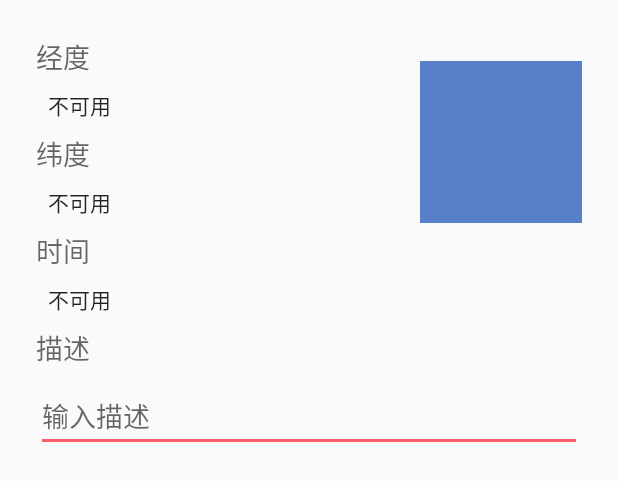
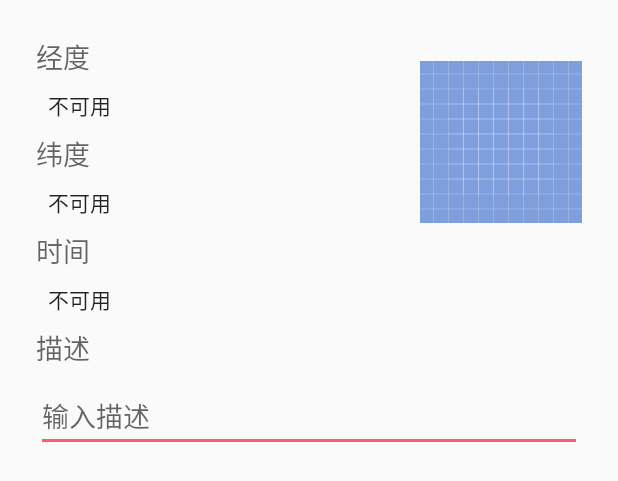
Before and after one commit to lucka-me/LineP, an Android app: the layout submit_dialog.xml on its own in the app's theme, with its tools: preview values and no code run, on a phone screen of 412 x 824 dp. Shown: the top 481 px of the screen. Run offline under Robolectric (Android 15) with nearby library versions, the phone set to English and light mode, and no system bars.

Commit message:
Update
- Re-draw the launcher icon

```diff
--- a/Android/app/src/main/java/lab/lucka/linep/MainListViewAdapter.kt
+++ b/Android/app/src/main/java/lab/lucka/linep/MainListViewAdapter.kt
@@ -49,9 +49,9 @@ class MainListViewAdapter(context: Context, waypointList: ArrayList<Waypoint>):
     override fun getView(position: Int, convertView: View?, viewGroup: ViewGroup?): View {
         val layoutInflater = LayoutInflater.from(context)
         var rowView: View = when {
-            position == MainListIndex.coordinate.row         -> layoutInflater.inflate(MainListIndex.coordinate.resource, viewGroup, false)
-            position == MainListIndex.mission.row -> layoutInflater.inflate(MainListIndex.mission.resource, viewGroup, false)
-            position >= MainListIndex.waypoint.row           -> layoutInflater.inflate(MainListIndex.waypoint.resource, viewGroup, false)
+            position == MainListIndex.coordinate.row -> layoutInflater.inflate(MainListIndex.coordinate.resource, viewGroup, false)
+            position == MainListIndex.mission.row    -> layoutInflater.inflate(MainListIndex.mission.resource,    viewGroup, false)
+            position >= MainListIndex.waypoint.row   -> layoutInflater.inflate(MainListIndex.waypoint.resource,   viewGroup, false)
             else -> View(context)
         }
         // Set up the rows
--- a/Android/app/src/main/res/drawable/ic_launcher_background.xml
+++ b/Android/app/src/main/res/drawable/ic_launcher_background.xml
@@ -1,10 +1,74 @@
 <?xml version="1.0" encoding="utf-8"?>
-<vector xmlns:android="http://schemas.android.com/apk/res/android"
+<vector
+    android:height="108dp"
     android:width="108dp"
-    android:height="108dp"
     android:viewportHeight="108"
-    android:viewportWidth="108">
-    <path
-        android:fillColor="#5880c8"
-        android:pathData="M0,0h108v108h-108z" />
+    android:viewportWidth="108"
+    xmlns:android="http://schemas.android.com/apk/res/android">
+    <path android:fillColor="#ff7e9fdc"
+          android:pathData="M0,0h108v108h-108z"/>
+    <path android:fillColor="#00000000" android:pathData="M9,0L9,108"
+          android:strokeColor="#33FFFFFF" android:strokeWidth="0.8"/>
+    <path android:fillColor="#00000000" android:pathData="M19,0L19,108"
+          android:strokeColor="#33FFFFFF" android:strokeWidth="0.8"/>
+    <path android:fillColor="#00000000" android:pathData="M29,0L29,108"
+          android:strokeColor="#33FFFFFF" android:strokeWidth="0.8"/>
+    <path android:fillColor="#00000000" android:pathData="M39,0L39,108"
+          android:strokeColor="#33FFFFFF" android:strokeWidth="0.8"/>
+    <path android:fillColor="#00000000" android:pathData="M49,0L49,108"
+          android:strokeColor="#33FFFFFF" android:strokeWidth="0.8"/>
+    <path android:fillColor="#00000000" android:pathData="M59,0L59,108"
+          android:strokeColor="#33FFFFFF" android:strokeWidth="0.8"/>
+    <path android:fillColor="#00000000" android:pathData="M69,0L69,108"
+          android:strokeColor="#33FFFFFF" android:strokeWidth="0.8"/>
+    <path android:fillColor="#00000000" android:pathData="M79,0L79,108"
+          android:strokeColor="#33FFFFFF" android:strokeWidth="0.8"/>
+    <path android:fillColor="#00000000" android:pathData="M89,0L89,108"
+          android:strokeColor="#33FFFFFF" android:strokeWidth="0.8"/>
+    <path android:fillColor="#00000000" android:pathData="M99,0L99,108"
+          android:strokeColor="#33FFFFFF" android:strokeWidth="0.8"/>
+    <path android:fillColor="#00000000" android:pathData="M0,9L108,9"
+          android:strokeColor="#33FFFFFF" android:strokeWidth="0.8"/>
+    <path android:fillColor="#00000000" android:pathData="M0,19L108,19"
+          android:strokeColor="#33FFFFFF" android:strokeWidth="0.8"/>
+    <path android:fillColor="#00000000" android:pathData="M0,29L108,29"
+          android:strokeColor="#33FFFFFF" android:strokeWidth="0.8"/>
+    <path android:fillColor="#00000000" android:pathData="M0,39L108,39"
+          android:strokeColor="#33FFFFFF" android:strokeWidth="0.8"/>
+    <path android:fillColor="#00000000" android:pathData="M0,49L108,49"
+          android:strokeColor="#33FFFFFF" android:strokeWidth="0.8"/>
+    <path android:fillColor="#00000000" android:pathData="M0,59L108,59"
+          android:strokeColor="#33FFFFFF" android:strokeWidth="0.8"/>
+    <path android:fillColor="#00000000" android:pathData="M0,69L108,69"
+          android:strokeColor="#33FFFFFF" android:strokeWidth="0.8"/>
+    <path android:fillColor="#00000000" android:pathData="M0,79L108,79"
+          android:strokeColor="#33FFFFFF" android:strokeWidth="0.8"/>
+    <path android:fillColor="#00000000" android:pathData="M0,89L108,89"
+          android:strokeColor="#33FFFFFF" android:strokeWidth="0.8"/>
+    <path android:fillColor="#00000000" android:pathData="M0,99L108,99"
+          android:strokeColor="#33FFFFFF" android:strokeWidth="0.8"/>
+    <path android:fillColor="#00000000" android:pathData="M19,29L89,29"
+          android:strokeColor="#33FFFFFF" android:strokeWidth="0.8"/>
+    <path android:fillColor="#00000000" android:pathData="M19,39L89,39"
+          android:strokeColor="#33FFFFFF" android:strokeWidth="0.8"/>
+    <path android:fillColor="#00000000" android:pathData="M19,49L89,49"
+          android:strokeColor="#33FFFFFF" android:strokeWidth="0.8"/>
+    <path android:fillColor="#00000000" android:pathData="M19,59L89,59"
+          android:strokeColor="#33FFFFFF" android:strokeWidth="0.8"/>
+    <path android:fillColor="#00000000" android:pathData="M19,69L89,69"
+          android:strokeColor="#33FFFFFF" android:strokeWidth="0.8"/>
+    <path android:fillColor="#00000000" android:pathData="M19,79L89,79"
+          android:strokeColor="#33FFFFFF" android:strokeWidth="0.8"/>
+    <path android:fillColor="#00000000" android:pathData="M29,19L29,89"
+          android:strokeColor="#33FFFFFF" android:strokeWidth="0.8"/>
+    <path android:fillColor="#00000000" android:pathData="M39,19L39,89"
+          android:strokeColor="#33FFFFFF" android:strokeWidth="0.8"/>
+    <path android:fillColor="#00000000" android:pathData="M49,19L49,89"
+          android:strokeColor="#33FFFFFF" android:strokeWidth="0.8"/>
+    <path android:fillColor="#00000000" android:pathData="M59,19L59,89"
+          android:strokeColor="#33FFFFFF" android:strokeWidth="0.8"/>
+    <path android:fillColor="#00000000" android:pathData="M69,19L69,89"
+          android:strokeColor="#33FFFFFF" android:strokeWidth="0.8"/>
+    <path android:fillColor="#00000000" android:pathData="M79,19L79,89"
+          android:strokeColor="#33FFFFFF" android:strokeWidth="0.8"/>
 </vector>
```
Also changed, not shown: Android/app/src/main/res/drawable/ic_launcher_foreground.xml (+56 -24 lines), Android/app/src/main/ic_launcher-web.png, Android/app/src/main/res/mipmap-hdpi/ic_launcher.png, Android/app/src/main/res/mipmap-hdpi/ic_launcher_round.png, Android/app/src/main/res/mipmap-mdpi/ic_launcher.png, Android/app/src/main/res/mipmap-mdpi/ic_launcher_round.png, Android/app/src/main/res/mipmap-xhdpi/ic_launcher.png, Android/app/src/main/res/mipmap-xhdpi/ic_launcher_round.png, Android/app/src/main/res/mipmap-xxhdpi/ic_launcher.png, Android/app/src/main/res/mipmap-xxhdpi/ic_launcher_round.png, Android/app/src/main/res/mipmap-xxxhdpi/ic_launcher.png, Android/app/src/main/res/mipmap-xxxhdpi/ic_launcher_round.png.
